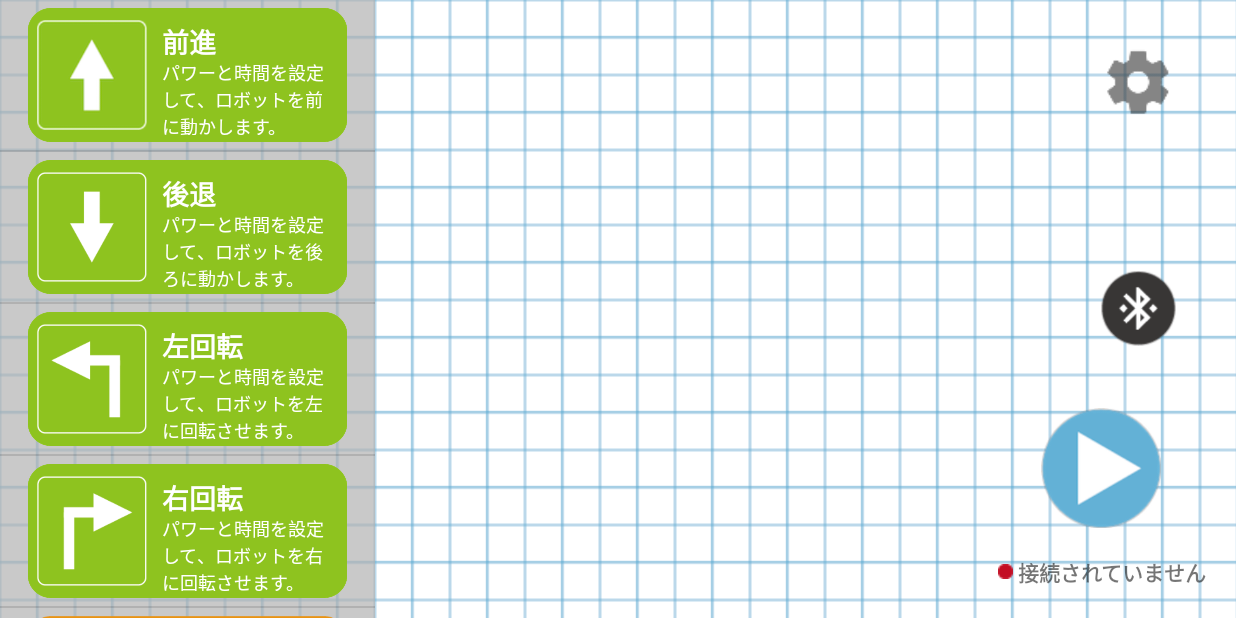
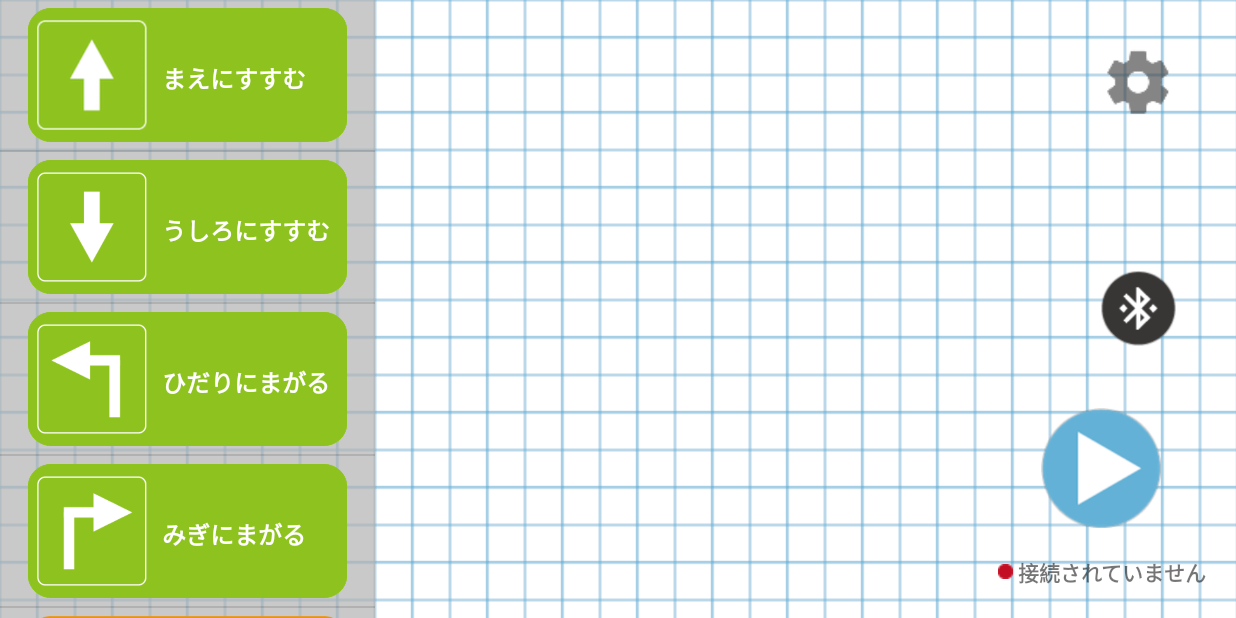
Before and after one commit to t-robop/00-Atlas-ac, an Android app: the screen it shows after launch (MainActivity), on a phone screen of 824 x 412 dp (held sideways). Run offline under Robolectric (Android 15) with nearby library versions, the phone set to English and light mode, and no system bars; libraries missing offline, so code that uses them is left out: io.realm, me.aflak.bluetooth; 8 statements that could not run were skipped.

Commit message:
ひらがなにしました

```diff
--- a/app/build.gradle
+++ b/app/build.gradle
@@ -18,10 +18,6 @@ android {
             minifyEnabled false
             proguardFiles getDefaultProguardFile('proguard-android.txt'), 'proguard-rules.pro'
         }
-    }
-    packagingOptions {
-        exclude 'lib/mips64/NAME_OF_THE_LIB.so'
-        exclude 'lib/mips/NAME_OF_THE_LIB.so'
     }
 }
 
--- a/app/src/main/java/com/robop/scriptrobotcontroller/DataLoadDialogFragment.java
+++ b/app/src/main/java/com/robop/scriptrobotcontroller/DataLoadDialogFragment.java
@@ -21,8 +21,8 @@ public class DataLoadDialogFragment extends DialogFragment {
     @Override
     public Dialog onCreateDialog(Bundle savedInstanceState) {
         return new AlertDialog.Builder(getActivity())
-                .setTitle("前回のデータが残っています")
-                .setMessage("復元しますか？")
+                .setTitle("まえのデータがのこっています")
+                .setMessage("もどしますか？")
                 .setPositiveButton("OK", new DialogInterface.OnClickListener() {
                     @Override
                     public void onClick(DialogInterface dialog, int which) {
@@ -30,7 +30,7 @@ public class DataLoadDialogFragment extends DialogFragment {
                         setRecycleView();
                     }
                 })
-                .setNegativeButton("Cancel", null)
+                .setNegativeButton("キャンセル", null)
                 .create();
     }
 
--- a/app/src/main/java/com/robop/scriptrobotcontroller/EditLoopParamDialog.java
+++ b/app/src/main/java/com/robop/scriptrobotcontroller/EditLoopParamDialog.java
@@ -32,7 +32,7 @@ public class EditLoopParamDialog extends DialogFragment{
         editLoopNum.setText(Integer.toString(dataModel.getLoopCount()));
 
         builder.setView(view)
-                .setPositiveButton("決定", new DialogInterface.OnClickListener() {
+                .setPositiveButton("OK", new DialogInterface.OnClickListener() {
                     @Override
                     public void onClick(DialogInterface dialogInterface, int i) {
 
--- a/app/src/main/java/com/robop/scriptrobotcontroller/EditParamDialog.java
+++ b/app/src/main/java/com/robop/scriptrobotcontroller/EditParamDialog.java
@@ -83,7 +83,7 @@ public class EditParamDialog extends DialogFragment{
         editTime.setSelection(editTime.getText().length());
 
         builder.setView(view)
-                .setPositiveButton("決定", new DialogInterface.OnClickListener() {
+                .setPositiveButton("OK", new DialogInterface.OnClickListener() {
                     @Override
                     public void onClick(DialogInterface dialogInterface, int i) {
 
--- a/app/src/main/java/com/robop/scriptrobotcontroller/MainActivity.java
+++ b/app/src/main/java/com/robop/scriptrobotcontroller/MainActivity.java
@@ -146,12 +146,12 @@ public class MainActivity extends AppCompatActivity implements View.OnClickListe
         itemDecor.attachToRecyclerView(mRecyclerView);
 
         MenuItemAdapter menuItemAdapter = new MenuItemAdapter(this);
-        menuItemAdapter.add(new MenuItemModel(R.drawable.move_front, "前進", "パワーと時間を設定して、ロボットを前に動かします。"));
-        menuItemAdapter.add(new MenuItemModel(R.drawable.move_back, "後退", "パワーと時間を設定して、ロボットを後ろに動かします。"));
-        menuItemAdapter.add(new MenuItemModel(R.drawable.move_left, "左回転", "パワーと時間を設定して、ロボットを左に回転させます。"));
-        menuItemAdapter.add(new MenuItemModel(R.drawable.move_right, "右回転", "パワーと時間を設定して、ロボットを右に回転させます。"));
-        menuItemAdapter.add(new MenuItemModel(R.drawable.loop_start, "ループ開始", "ループの始まり"));
-        menuItemAdapter.add(new MenuItemModel(R.drawable.loop_end, "ループ終了", "ループの終わり"));
+        menuItemAdapter.add(new MenuItemModel(R.drawable.move_front, "まえにすすむ", "パワーと時間を設定して、ロボットを前に動かします。"));
+        menuItemAdapter.add(new MenuItemModel(R.drawable.move_back, "うしろにすすむ", "パワーと時間を設定して、ロボットを後ろに動かします。"));
+        menuItemAdapter.add(new MenuItemModel(R.drawable.move_left, "ひだりにまがる", "パワーと時間を設定して、ロボットを左に回転させます。"));
+        menuItemAdapter.add(new MenuItemModel(R.drawable.move_right, "みぎにまがる", "パワーと時間を設定して、ロボットを右に回転させます。"));
+        menuItemAdapter.add(new MenuItemModel(R.drawable.loop_start, "ループはじまり", "ループの始まり"));
+        menuItemAdapter.add(new MenuItemModel(R.drawable.loop_end, "ループおわり", "ループの終わり"));
         ListView brockList = findViewById(R.id.brock_list);
         brockList.setAdapter(menuItemAdapter);
 
@@ -494,17 +494,20 @@ public class MainActivity extends AppCompatActivity implements View.OnClickListe
             } else if (mAdapter.getItem(i).getBlockState() == 2) {
                 loopEnd++;
                 if (loopStart < loopEnd) {
-                    Toast.makeText(this, "forブロックの始まりより前に終わりが来ています", Toast.LENGTH_SHORT).show();
+                    //Toast.makeText(this, "forブロックの始まりより前に終わりが来ています", Toast.LENGTH_SHORT).show();
+                    Toast.makeText(this, "ループブロックがおかしいです", Toast.LENGTH_SHORT).show();
                     return false;
                 }
 
             }
         }
         if ((loopStart < loopEnd)) {
-            Toast.makeText(this, "forブロックの終わりの数が多すぎます", Toast.LENGTH_SHORT).show();
+            //Toast.makeText(this, "forブロックの終わりの数が多すぎます", Toast.LENGTH_SHORT).show();
+            Toast.makeText(this, "ループブロックがおかしいです", Toast.LENGTH_SHORT).show();
             return false;
         } else if (loopStart > loopEnd) {
-            Toast.makeText(this, "forブロックの始まりの数が多すぎます", Toast.LENGTH_SHORT).show();
+            //Toast.makeText(this, "forブロックの始まりの数が多すぎます", Toast.LENGTH_SHORT).show();
+            Toast.makeText(this, "ループブロックがおかしいです", Toast.LENGTH_SHORT).show();
             return false;
         } else {
             return true;
--- a/app/src/main/java/com/robop/scriptrobotcontroller/RecyclerAdapter.java
+++ b/app/src/main/java/com/robop/scriptrobotcontroller/RecyclerAdapter.java
@@ -119,7 +119,7 @@ public class RecyclerAdapter extends RecyclerView.Adapter<RecyclerAdapter.ViewHo
 
             holder.speedRight.setText(""+(int)(ItemDataArray.get(position).getSeekBarRate()*100));
             //holder.speedLeft.setText("左パワー : " + ItemDataArray.get(position).getLeftRerativeSpeed());
-            holder.time.setText(ItemDataArray.get(position).getTime() + "秒");
+            holder.time.setText(ItemDataArray.get(position).getTime() + "びょう");
 
             holder.linearLayout.setOnClickListener(new View.OnClickListener(){
                 @Override
--- a/app/src/main/res/layout/menu_list_item.xml
+++ b/app/src/main/res/layout/menu_list_item.xml
@@ -45,12 +45,13 @@
                     android:layout_weight="2"
                     android:gravity="center_vertical"
                     android:lines="1"
-                    android:text="前進"
+                    android:text="まえにすすむ"
                     android:textColor="#ffffff"
-                    android:textSize="18sp"
+                    android:textSize="16sp"
                     android:textStyle="bold" />
 
                 <TextView
+                    android:visibility="gone"
                     android:id="@+id/text_sub"
                     android:layout_width="match_parent"
                     android:layout_height="match_parent"
--- a/app/src/main/res/values/strings.xml
+++ b/app/src/main/res/values/strings.xml
@@ -1,6 +1,6 @@
 <resources>
     <string name="app_name">Atlas</string>
-    <string name="time">時間(秒)</string>
+    <string name="time">じかん(びょう)</string>
     <string name="rightRerativeSpeed">右タイヤパワー</string>
     <string name="leftRerativeSpeed">左タイヤパワー</string>
     <string name="err_msg">値が設定されていません</string>
@@ -10,7 +10,7 @@
     <string name="backId">0002</string>
     <string name="rightId">0003</string>
     <string name="leftId">0004</string>
-    <string name="loopNum">ループ数</string>
+    <string name="loopNum">ループかいすう</string>
 
     <string-array name="directionId">
         <item>0001</item>
```
